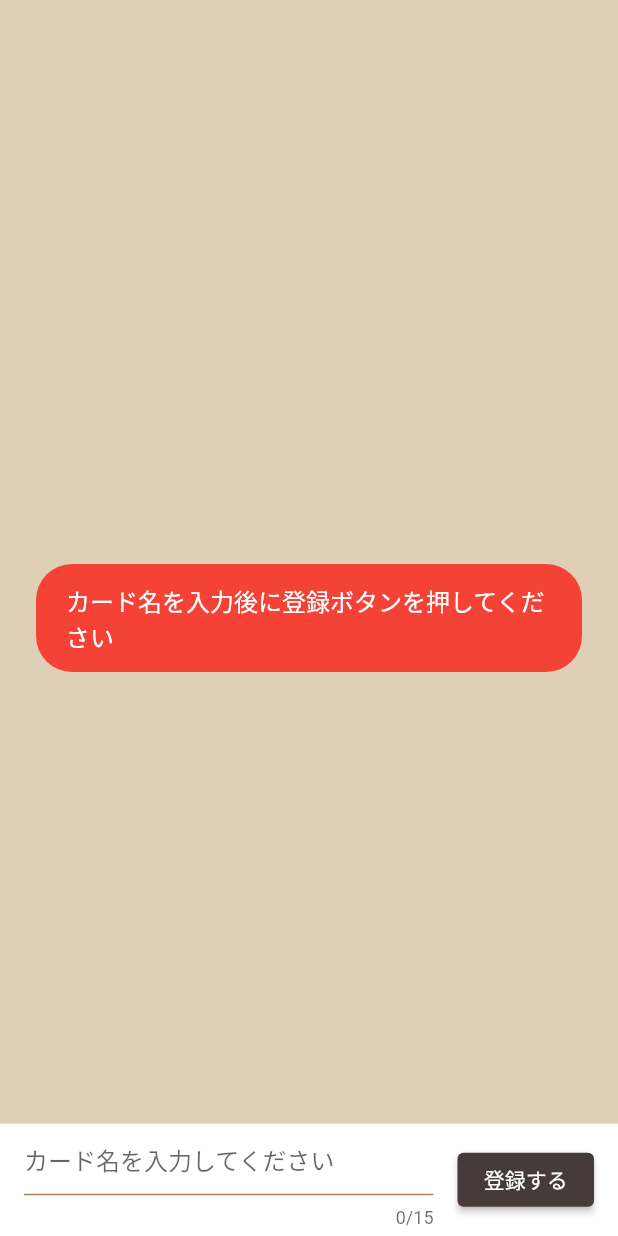
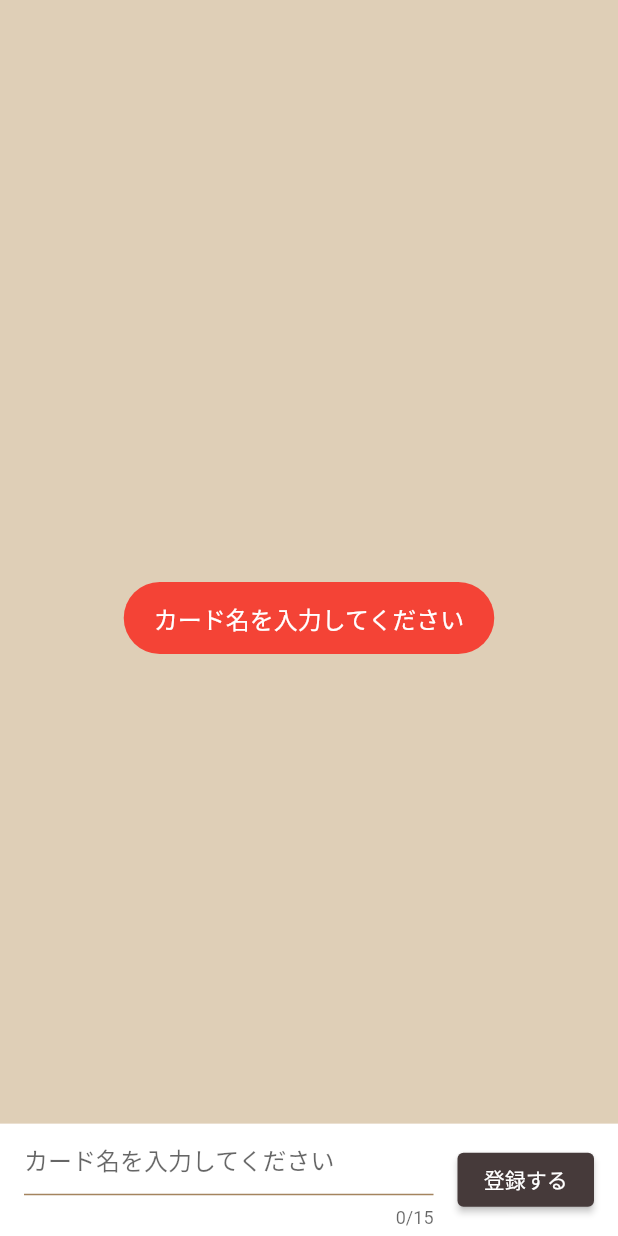
Before and after one commit to koki1126/creditcard-statement-note, a Flutter app: the EditCard screen opened by its route, after a tap on "登録する", on a phone screen of 412 x 824 dp. Run offline on Flutter 3.47's test engine with Material 2 defaults, Android fonts, the phone set to English and light mode, and no system bars; our stand-ins replace fluttertoast, sqflite; missing offline and left inert: flutter_device_type; accounts and stored records are empty.

Commit message:
文言の修正

```diff
--- a/lib/edit_creditcard.dart
+++ b/lib/edit_creditcard.dart
@@ -245,7 +245,7 @@ class _EditCardState extends State<EditCard> {
                             setState(() {});
                           } else {
                             Fluttertoast.showToast(
-                              msg: 'カード名を入力後に登録ボタンを押してください',
+                              msg: 'カード名を入力してください',
                               toastLength: Toast.LENGTH_LONG,
                               gravity: ToastGravity.CENTER,
                               // timeInSecForIosWeb: 3,
```
